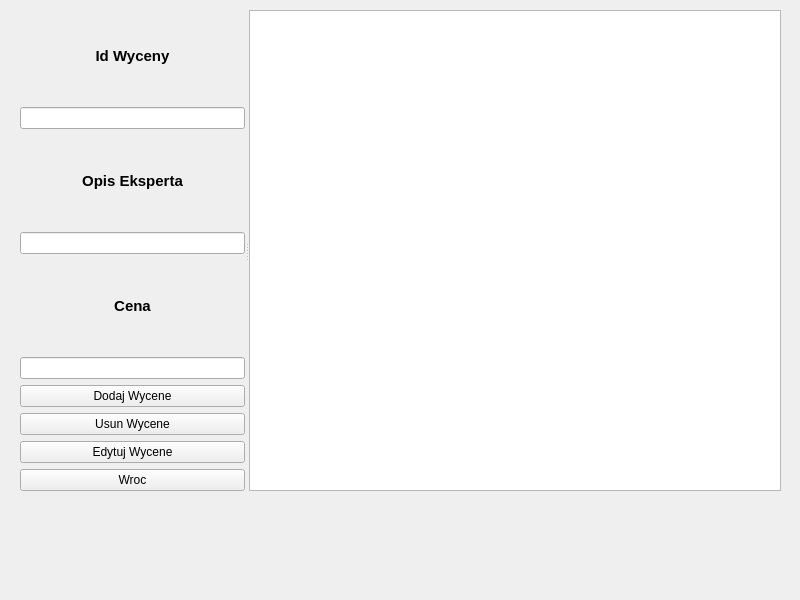
MrRandevo/GUI-for-workshop-database, file panelwycen.ui: the form before one commit.
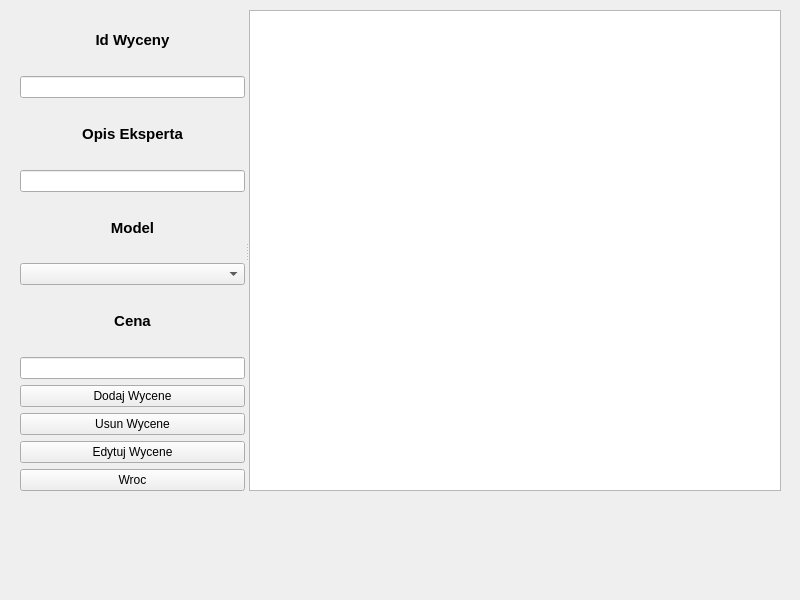
The form after the commit.

Diff of the .ui file:
```diff
--- a/panelwycen.ui
+++ b/panelwycen.ui
@@ -73,6 +73,29 @@
        </item>
       </layout>
      </item>
+     <item>
+      <layout class="QVBoxLayout" name="verticalLayout_6">
+       <item>
+        <widget class="QLabel" name="Model_Label">
+         <property name="font">
+          <font>
+           <pointsize>11</pointsize>
+           <bold>true</bold>
+          </font>
+         </property>
+         <property name="text">
+          <string>Model</string>
+         </property>
+         <property name="alignment">
+          <set>Qt::AlignCenter</set>
+         </property>
+        </widget>
+       </item>
+       <item>
+        <widget class="QComboBox" name="Model_Box"/>
+       </item>
+      </layout>
+     </item>
      <item>
       <layout class="QVBoxLayout" name="verticalLayout_3">
        <item>
```
